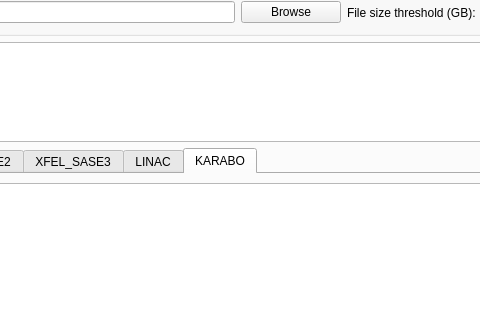
Old version of the form gui/UIDAQ.ui in the repository cgre23/XFEL-DAQ-Datastream-Parser; both pictures show x 205 to 685 and y 103 to 423 of the 1331 by 698 pixel window.
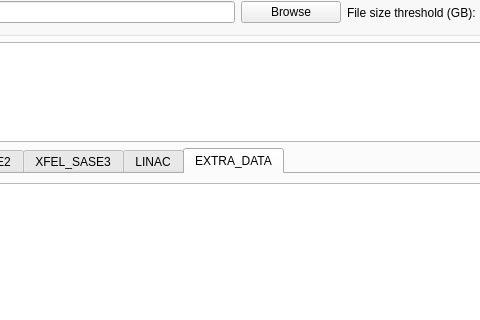
New version of the form. The open tabs and pages were chosen to show the change.

Diff of the .ui file:
```diff
--- a/gui/UIDAQ.ui
+++ b/gui/UIDAQ.ui
@@ -389,7 +389,7 @@
          </widget>
          <widget class="QWidget" name="tab_7">
           <attribute name="title">
-           <string>KARABO</string>
+           <string>EXTRA_DATA</string>
           </attribute>
           <layout class="QGridLayout" name="gridLayout_4">
            <item row="0" column="1">
```
Left out of the diff: 2 changed lines with no effect on the pictures.
